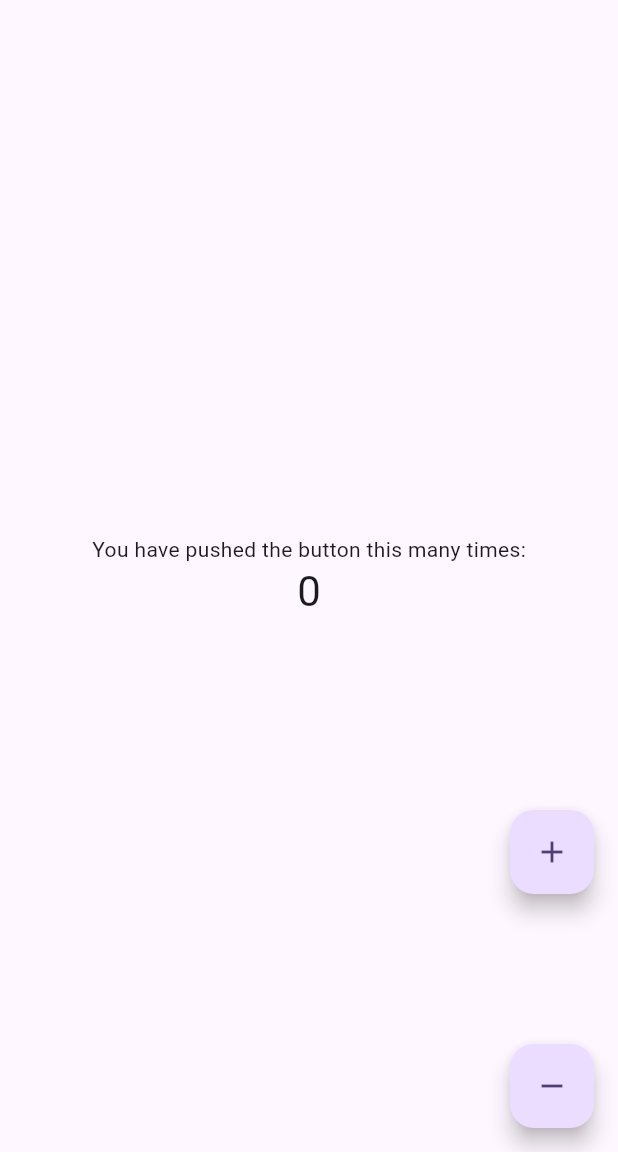
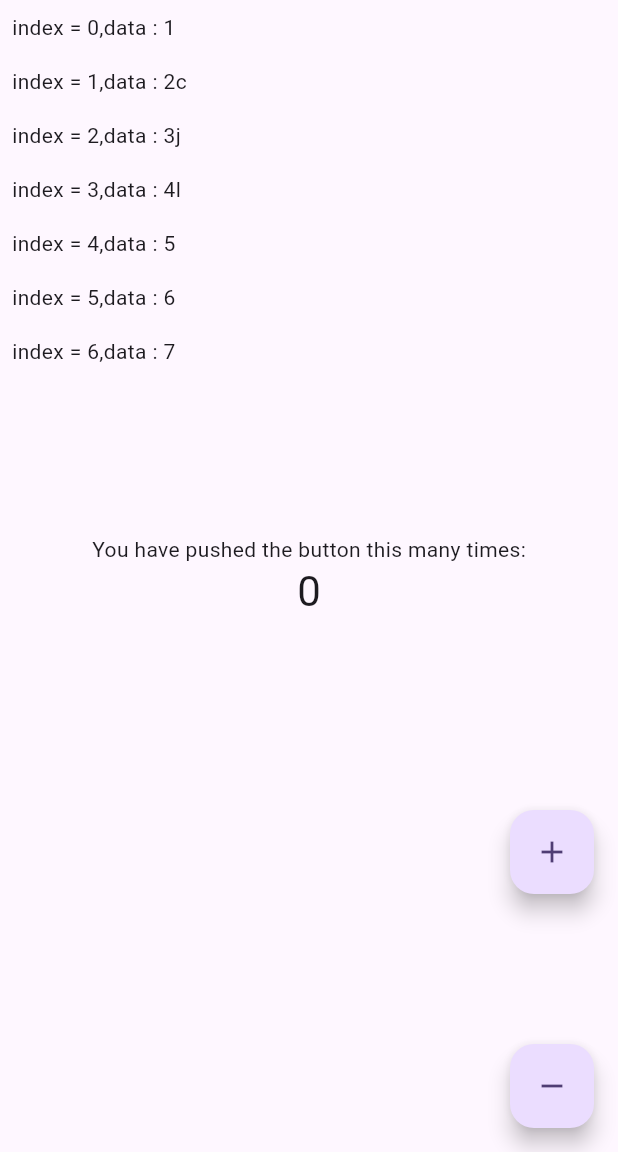
Before and after one commit to CuiiiJL/HelloWorld, a Flutter app: the screen it shows after launch, after a tap on the "add" icon, after a tap on the "remove" icon, on a phone screen of 412 x 824 dp, the part 84-1236 px from its top. Run offline on Flutter 3.47's test engine with Material 3 defaults, Android fonts, the phone set to English and light mode, and no system bars.

Commit message:
progress bar

```diff
--- a/lib/main.dart
+++ b/lib/main.dart
@@ -1,3 +1,5 @@
+import 'dart:math';
+
 import 'package:flutter/material.dart';
 
 void main() {
@@ -56,6 +58,31 @@ class MyHomePage extends StatefulWidget {
 
 class _MyHomePageState extends State<MyHomePage> {
   int _counter = 0;
+  int _progress = 0;
+  List widgets = [];
+
+  @override
+  void initState() {
+    super.initState();
+    // 实现一个异步方法，模仿接口请求3秒延迟后更新当前state
+    loadData();
+  }
+
+  Future loadData() async {
+    while (_progress < 100) {
+      print("test cjl");
+      await Future.delayed(const Duration(seconds: 1));
+      int step = Random().nextInt(10) + 10;
+      setState(() {
+        _progress += step;
+        print("step = $step,progress:$_progress");
+      });
+    }
+    _progress = 100;
+    setState(() {
+      widgets = ["1", "2c", "3j", "4l", "5", "6", "7"];
+    });
+  }
 
   void _incrementCounter() {
     setState(() {
@@ -81,6 +108,14 @@ class _MyHomePageState extends State<MyHomePage> {
 
   @override
   Widget build(BuildContext context) {
+    var name = 'Voyager I';
+    var year = 1977;
+    var antennaDiameter = 3.7;
+    var flybyObjects = ['Jupiter', 'Saturn', 'Uranus', 'Neptune'];
+    var image = {
+      'tags': ['saturn'],
+      'url': '//path/to/saturn.jpg'
+    };
     // This method is rerun every time setState is called, for instance as done
     // by the _incrementCounter method above.
     //
@@ -100,30 +135,9 @@ class _MyHomePageState extends State<MyHomePage> {
       body: Center(
         // Center is a layout widget. It takes a single child and positions it
         // in the middle of the parent.
-        child: Column(
-          // Column is also a layout widget. It takes a list of children and
-          // arranges them vertically. By default, it sizes itself to fit its
-          // children horizontally, and tries to be as tall as its parent.
-          //
-          // Column has various properties to control how it sizes itself and
-          // how it positions its children. Here we use mainAxisAlignment to
-          // center the children vertically; the main axis here is the vertical
-          // axis because Columns are vertical (the cross axis would be
-          // horizontal).
-          //
-          // TRY THIS: Invoke "debug painting" (choose the "Toggle Debug Paint"
-          // action in the IDE, or press "p" in the console), to see the
-          // wireframe for each widget.
-          mainAxisAlignment: MainAxisAlignment.center,
-          children: <Widget>[
-            const Text(
-              'You have pushed the button this many times:',
-            ),
-            Text(
-              '$_counter',
-              style: Theme.of(context).textTheme.headlineMedium,
-            ),
-          ],
+        child: Stack(
+          alignment: Alignment.topCenter,
+          children: [getBody(), btnCountTouch(context)],
         ),
       ),
       floatingActionButton: Column(
@@ -144,4 +158,52 @@ class _MyHomePageState extends State<MyHomePage> {
       ),
     );
   }
+
+  Column btnCountTouch(BuildContext context) {
+    return Column(
+      // Column is also a layout widget. It takes a list of children and
+      // arranges them vertically. By default, it sizes itself to fit its
+      // children horizontally, and tries to be as tall as its parent.
+      //
+      // Column has various properties to control how it sizes itself and
+      // how it positions its children. Here we use mainAxisAlignment to
+      // center the children vertically; the main axis here is the vertical
+      // axis because Columns are vertical (the cross axis would be
+      // horizontal).
+      //
+      // TRY THIS: Invoke "debug painting" (choose the "Toggle Debug Paint"
+      // action in the IDE, or press "p" in the console), to see the
+      // wireframe for each widget.
+      mainAxisAlignment: MainAxisAlignment.center,
+      children: <Widget>[
+        const Text(
+          'You have pushed the button this many times:',
+        ),
+        Text(
+          '$_counter',
+          style: Theme.of(context).textTheme.headlineMedium,
+        ),
+      ],
+    );
+  }
+
+  Widget getBody() {
+    if (widgets.isEmpty) {
+      return LinearProgressIndicator(
+          value: _progress / 100, backgroundColor: Colors.red);
+    } else {
+      return ListView.builder(
+        itemCount: widgets.length,
+        itemBuilder: buildItemWidget,
+      );
+    }
+  }
+
+  Widget? buildItemWidget(_, index) {
+    return Padding(
+      padding: const EdgeInsets.all(8.0),
+      child: Text("index = $index,data : ${widgets[index]}",
+          selectionColor: Colors.yellow),
+    );
+  }
 }
```
